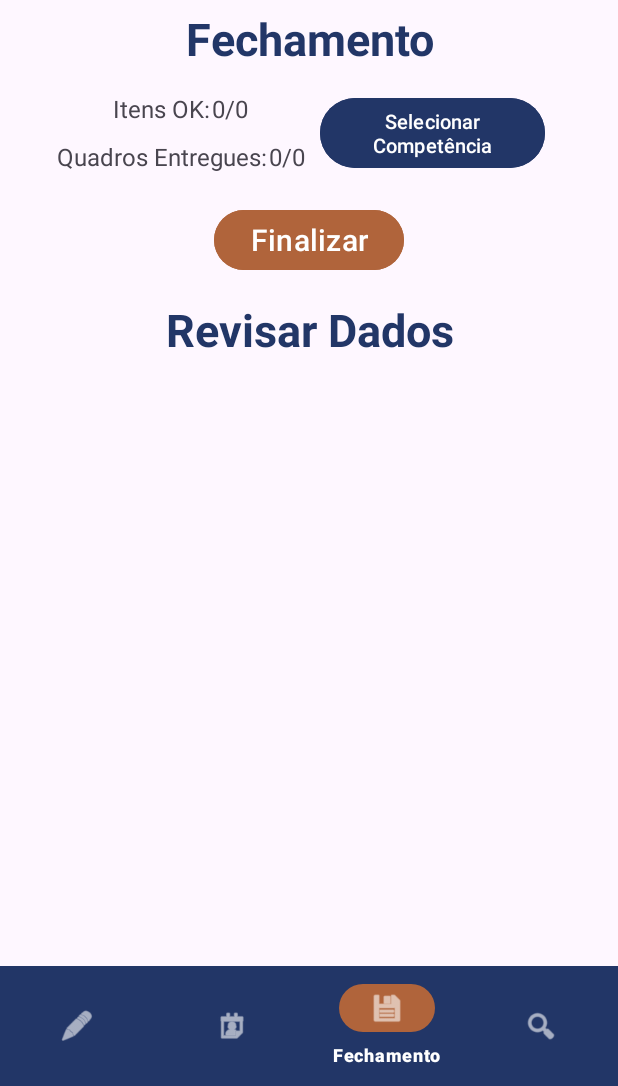
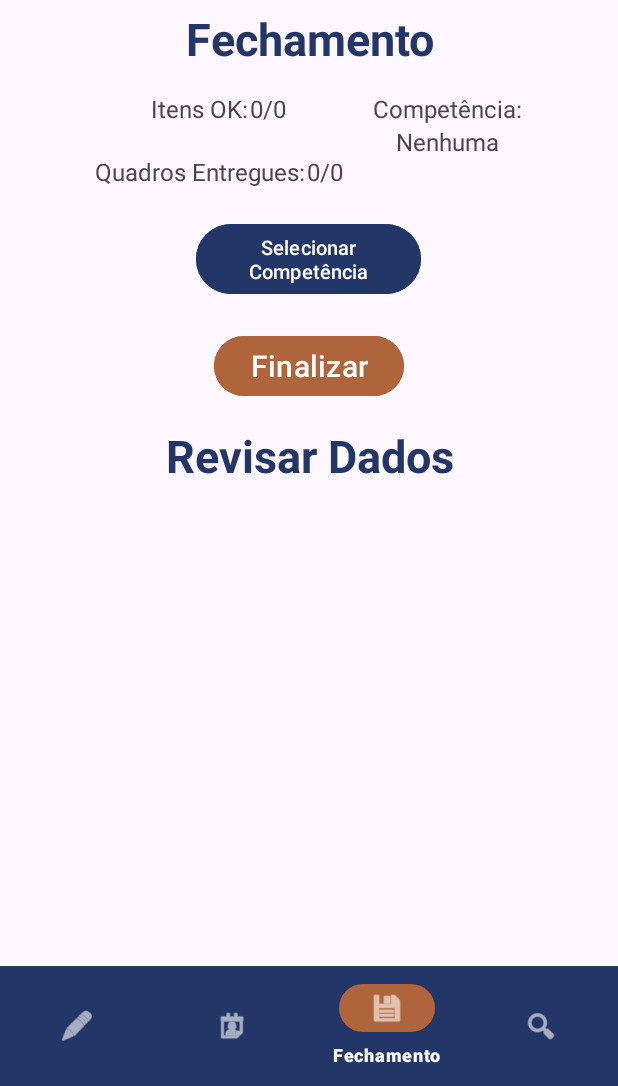
Before and after one commit to igBFranco/CheckListFolha, an Android app: the screen it shows after launch (MainActivity), item 3 of the bottom bar chosen, on a phone screen of 412 x 824 dp, the part 150-1236 px from its top. Run offline under Robolectric (Android 15) with nearby library versions, the phone set to English and light mode, and no system bars; our stand-ins replace Room's generated code.

Commit message:
Adding Fechamento Confirmation

```diff
--- a/app/src/main/java/br/pucpr/appdev20241/checklistfolha/controller/SplashActivity.kt
+++ b/app/src/main/java/br/pucpr/appdev20241/checklistfolha/controller/SplashActivity.kt
@@ -8,7 +8,7 @@ import br.pucpr.appdev20241.checklistfolha.R
 
 class SplashActivity : AppCompatActivity() {
 
-    private val SPLASH_DISPLAY_LENGTH = 2000
+    private val SPLASH_DISPLAY_LENGTH = 1000
     override fun onCreate(savedInstanceState: Bundle?) {
         super.onCreate(savedInstanceState)
         setContentView(R.layout.activity_splash)
--- a/app/src/main/java/br/pucpr/appdev20241/checklistfolha/model/FechamentoDao.kt
+++ b/app/src/main/java/br/pucpr/appdev20241/checklistfolha/model/FechamentoDao.kt
@@ -16,4 +16,7 @@ interface FechamentoDao {
 
     @Query("DELETE FROM Fechamento WHERE id = :id")
     suspend fun deleteById(id: Int)
+
+    @Query("DELETE FROM Fechamento")
+    suspend fun deleteAll(): Int
 }
--- a/app/src/main/res/layout/fragment_fechamento.xml
+++ b/app/src/main/res/layout/fragment_fechamento.xml
@@ -52,7 +52,8 @@
                 android:layout_width="match_parent"
                 android:layout_height="wrap_content"
                 android:orientation="horizontal"
-                android:gravity="center">
+                android:gravity="center"
+                android:layout_margin="10dp">
                 <TextView
                     android:layout_width="wrap_content"
                     android:layout_height="match_parent"
@@ -68,16 +69,33 @@
             </LinearLayout>
 
         </LinearLayout>
-        <Button
-            android:id="@+id/buttonSelectCompetencia"
-            android:layout_width="150dp"
+        <LinearLayout
+            android:layout_width="match_parent"
             android:layout_height="wrap_content"
-            android:text="Selecionar Competência"
+            android:orientation="vertical"
             android:layout_margin="10dp"
-            android:backgroundTint="@color/primaryColor"
-            android:textSize="13dp"/>
+            android:gravity="center">
+            <TextView
+                android:layout_width="wrap_content"
+                android:layout_height="wrap_content"
+                android:text="Competência:"
+                android:textSize="16dp"/>
+            <TextView
+                android:id="@+id/textViewSelectedCompetencia"
+                android:layout_width="wrap_content"
+                android:layout_height="wrap_content"
+                android:text="Nenhuma"
+                android:textSize="16dp"/>
+        </LinearLayout>
     </LinearLayout>
-
+    <Button
+        android:id="@+id/buttonSelectCompetencia"
+        android:layout_width="150dp"
+        android:layout_height="wrap_content"
+        android:text="Selecionar Competência"
+        android:layout_margin="10dp"
+        android:backgroundTint="@color/primaryColor"
+        android:textSize="13dp"/>
     <Button
         android:id="@+id/buttonSave"
         android:layout_width="wrap_content"
```
Also changed, not shown: app/src/main/java/br/pucpr/appdev20241/checklistfolha/view/Fechamento.kt (+30 -11 lines).
